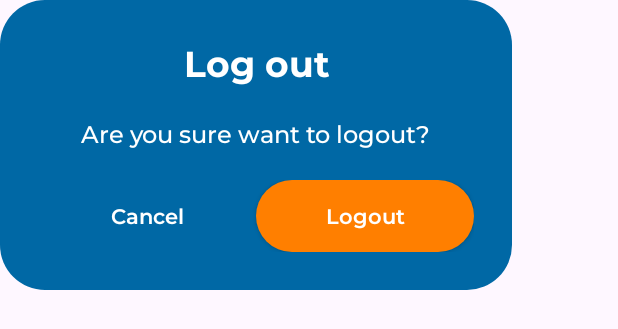
After one commit to Next-Gen-Artisans/ETago, an Android app: the layout custom_logout_dialog.xml on its own in the app's theme, with its tools: preview values and no code run, on a phone screen of 412 x 824 dp. The commit adds this screen. Shown: the top 329 px of the screen. Run offline under Robolectric (Android 15) with nearby library versions, the phone set to English and light mode, and no system bars.

Commit message:
ADDED CUSTOM LOGOUT DIALOG

```diff
--- a/app/build.gradle.kts
+++ b/app/build.gradle.kts
@@ -52,6 +52,12 @@ dependencies {
     implementation("com.google.android.gms:play-services-auth:20.7.0")
     implementation("com.google.firebase:firebase-database:20.3.0")
 
+    //Facebook login implementation
+    implementation("com.facebook.android:facebook-login:latest.release")
+
+    //ShapeableImageView
+    implementation("com.github.bumptech.glide:glide:4.12.0")
+    annotationProcessor("com.github.bumptech.glide:compiler:4.12.0")
 
     testImplementation("junit:junit:4.13.2")
     androidTestImplementation("androidx.test.ext:junit:1.1.5")
--- /dev/null
+++ b/app/src/main/res/drawable/custom_menu_item_icon_selector.xml
@@ -0,0 +1,5 @@
+<?xml version="1.0" encoding="utf-8"?>
+<selector xmlns:android="http://schemas.android.com/apk/res/android">
+    <item android:color="@color/white" android:state_checked="true" />
+    <item android:color="@color/alt_black" />
+</selector>
--- /dev/null
+++ b/app/src/main/res/drawable/custom_menu_item_selector.xml
@@ -0,0 +1,5 @@
+<?xml version="1.0" encoding="utf-8"?>
+<selector xmlns:android="http://schemas.android.com/apk/res/android">
+    <item android:color="@color/white" android:state_checked="true" />
+    <item android:color="@color/alt_black" />
+</selector>
--- /dev/null
+++ b/app/src/main/res/drawable/custom_menu_selector.xml
@@ -0,0 +1,5 @@
+<?xml version="1.0" encoding="utf-8"?>
+<selector xmlns:android="http://schemas.android.com/apk/res/android">
+    <item android:drawable="@color/light_blue" android:state_checked="true" />
+    <item android:drawable="@android:color/transparent" />
+</selector>
--- /dev/null
+++ b/app/src/main/res/drawable/logout_icon.xml
@@ -0,0 +1,5 @@
+<vector android:autoMirrored="true" android:height="24dp"
+    android:tint="#FF7F00" android:viewportHeight="24"
+    android:viewportWidth="24" android:width="24dp" xmlns:android="http://schemas.android.com/apk/res/android">
+    <path android:fillColor="@android:color/white" android:pathData="M17,7l-1.41,1.41L18.17,11H8v2h10.17l-2.58,2.58L17,17l5,-5zM4,5h8V3H4c-1.1,0 -2,0.9 -2,2v14c0,1.1 0.9,2 2,2h8v-2H4V5z"/>
+</vector>
--- /dev/null
+++ b/app/src/main/res/layout/custom_logout_dialog.xml
@@ -0,0 +1,67 @@
+<?xml version="1.0" encoding="utf-8"?>
+<LinearLayout xmlns:android="http://schemas.android.com/apk/res/android"
+    android:layout_width="wrap_content"
+    android:layout_height="wrap_content"
+    android:padding="25dp"
+    android:background="@drawable/forgot_pass_round_bg"
+    android:orientation="vertical"
+    android:gravity="center"
+    >
+
+    <TextView
+        android:id="@+id/logout_dialog_title"
+        android:layout_width="wrap_content"
+        android:layout_height="wrap_content"
+        android:text="Log out"
+        android:fontFamily="@font/montserrat_bold"
+        android:textSize="24sp"
+        android:gravity="center"
+        android:textColor="#FFFFFF" />
+
+    <TextView
+        android:id="@+id/logout_dialog_text"
+        android:layout_width="wrap_content"
+        android:layout_height="wrap_content"
+        android:text="Are you sure want to logout?"
+        android:fontFamily="@font/montserrat_medium"
+        android:textSize="16sp"
+        android:textColor="#FFFFFF"
+        android:layout_marginTop="20dp" />
+
+    <LinearLayout
+        android:id="@+id/logout_dialog_buttons"
+        android:layout_width="wrap_content"
+        android:layout_height="wrap_content"
+        android:orientation="horizontal"
+        android:layout_gravity="center"
+        android:layout_marginTop="20dp"
+        >
+        <androidx.appcompat.widget.AppCompatButton
+            android:id="@+id/cancel_logout_dialog_btn"
+            android:layout_width="145dp"
+            android:layout_height="wrap_content"
+            android:text="Cancel"
+            android:fontFamily="@font/montserrat_semibold"
+            android:textColor="@color/white"
+            android:textAllCaps="false"
+            android:background="@color/transparent"
+            />
+
+        <androidx.appcompat.widget.AppCompatButton
+            android:id="@+id/logout_dialog_btn"
+            android:layout_width="145dp"
+            android:layout_height="wrap_content"
+            android:text="Logout"
+            android:fontFamily="@font/montserrat_semibold"
+            android:textColor="@color/white"
+            android:textAllCaps="false"
+            android:background="@drawable/return_btn_bg"
+            />
+
+    </LinearLayout>
+
+
+
+
+
+</LinearLayout>
--- a/app/src/main/res/values/strings.xml
+++ b/app/src/main/res/values/strings.xml
@@ -21,6 +21,11 @@
     <!--GOOGLE/FB SIGN IN-->
     <string name="account_signin_txt">Creating account...</string>
 
+    <!--FB SIGN UP-->
+    <string name="facebook_app_id">1066984481151589</string>
+    <string name="fb_login_protocol_scheme">fb1066984481151589</string>
+    <string name="facebook_client_token">b940256518cb285e4066b724af809521</string>
+
 
     <!--NAVIGATION DRAWER-->
     <string name="navigation_drawer_open">Open navigation drawer</string>
```
Also changed, not shown: app/src/main/java/com/nextgenartisans/etago/LogoutDialog.java (added, +72 -0 lines), app/src/main/java/com/nextgenartisans/etago/MainActivity.java (+77 -23 lines), app/src/main/java/com/nextgenartisans/etago/SignUpActivity.java (+5 -2 lines), app/src/main/res/layout/activity_main.xml (+5 -4 lines), app/src/main/res/layout/header.xml (+7 -3 lines), app/src/main/res/menu/main_menu.xml (+12 -80 lines), app/src/main/res/values-night/themes.xml (+12 -0 lines), app/src/main/res/values/themes.xml (+7 -0 lines).
